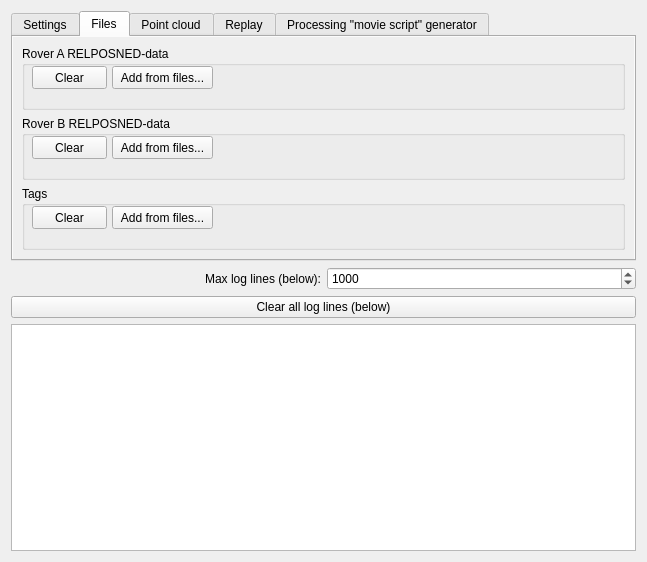
Above: postprocessform.ui from GNSS-Stylist/GNSS-Stylus before the change. Below: the same form after it.
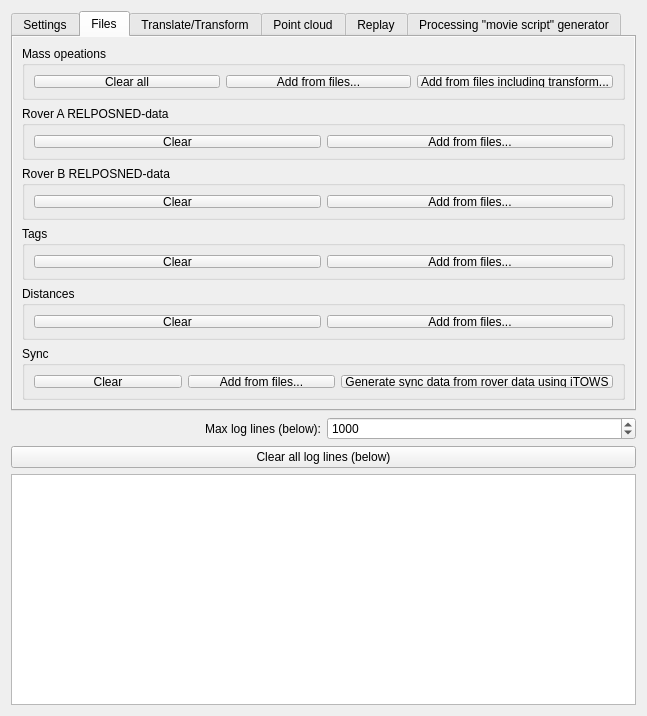
That is the form after the change. The open tabs and pages were chosen to show the change.

Commit message: Major changes to allow laser distance measurements and transformation matrix to be used

What changed in the file:
```diff
--- a/postprocessform.ui
+++ b/postprocessform.ui
@@ -7,7 +7,7 @@
     <x>0</x>
     <y>0</y>
     <width>647</width>
-    <height>562</height>
+    <height>716</height>
    </rect>
   </property>
   <property name="windowTitle">
@@ -17,7 +17,7 @@
    <item>
     <widget class="QTabWidget" name="tabWidget">
      <property name="sizePolicy">
-      <sizepolicy hsizetype="Expanding" vsizetype="Expanding">
+      <sizepolicy hsizetype="Expanding" vsizetype="MinimumExpanding">
        <horstretch>0</horstretch>
        <verstretch>0</verstretch>
       </sizepolicy>
@@ -31,7 +31,7 @@
      <property name="maximumSize">
       <size>
        <width>16777215</width>
-       <height>275</height>
+       <height>400</height>
       </size>
      </property>
      <property name="autoFillBackground">
@@ -234,7 +234,13 @@
        </property>
       </widget>
      </widget>
-     <widget class="QWidget" name="Files">
+     <widget class="QWidget" name="tab_Files">
+      <property name="minimumSize">
+       <size>
+        <width>0</width>
+        <height>350</height>
+       </size>
+      </property>
       <property name="autoFillBackground">
        <bool>true</bool>
       </property>
@@ -242,8 +248,74 @@
        <string>Files</string>
       </attribute>
       <layout class="QVBoxLayout" name="verticalLayout">
+       <item>
+        <widget class="QGroupBox" name="groupBox_MassOperations">
+         <property name="sizePolicy">
+          <sizepolicy hsizetype="Preferred" vsizetype="Minimum">
+           <horstretch>0</horstretch>
+           <verstretch>0</verstretch>
+          </sizepolicy>
+         </property>
+         <property name="maximumSize">
+          <size>
+           <width>16777215</width>
+           <height>16777215</height>
+          </size>
+         </property>
+         <property name="title">
+          <string>Mass opeations</string>
+         </property>
+         <layout class="QHBoxLayout" name="horizontalLayout_6">
+          <item>
+           <widget class="QPushButton" name="pushButton_ClearAllFileData">
+            <property name="sizePolicy">
+             <sizepolicy hsizetype="Minimum" vsizetype="Minimum">
+              <horstretch>0</horstretch>
+              <verstretch>0</verstretch>
+             </sizepolicy>
+            </property>
+            <property name="text">
+             <string>Clear all</string>
+            </property>
+           </widget>
+          </item>
+          <item>
+           <widget class="QPushButton" name="pushButton_AddAll">
+            <property name="sizePolicy">
+             <sizepolicy hsizetype="Minimum" vsizetype="Minimum">
+              <horstretch>0</horstretch>
+              <verstretch>0</verstretch>
+             </sizepolicy>
+            </property>
+            <property name="text">
+             <string>Add from files...</string>
+            </property>
+           </widget>
+          </item>
+          <item>
+           <widget class="QPushButton" name="pushButton_AddAllIncludingTransform">
+            <property name="sizePolicy">
+             <sizepolicy hsizetype="Minimum" vsizetype="Minimum">
+              <horstretch>0</horstretch>
+              <verstretch>0</verstretch>
+             </sizepolicy>
+            </property>
+            <property name="text">
+             <string>Add from files including transform...</string>
+            </property>
+           </widget>
+          </item>
+         </layout>
+        </widget>
+       </item>
        <item>
         <widget class="QGroupBox" name="groupBox_RELPOSNED_RoverA">
+         <property name="sizePolicy">
+          <sizepolicy hsizetype="Preferred" vsizetype="Minimum">
+           <horstretch>0</horstretch>
+           <verstretch>0</verstretch>
+          </sizepolicy>
+         </property>
          <property name="maximumSize">
           <size>
            <width>16777215</width>
@@ -253,36 +325,44 @@
          <property name="title">
           <string>Rover A RELPOSNED-data</string>
          </property>
-         <widget class="QPushButton" name="pushButton_ClearRELPOSNEDData_RoverA">
-          <property name="geometry">
-           <rect>
-            <x>10</x>
-            <y>20</y>
-            <width>75</width>
-            <height>23</height>
-           </rect>
-          </property>
-          <property name="text">
-           <string>Clear</string>
-          </property>
-         </widget>
-         <widget class="QPushButton" name="pushButton_AddRELPOSNEDData_RoverA">
-          <property name="geometry">
-           <rect>
-            <x>90</x>
-            <y>20</y>
-            <width>101</width>
-            <height>23</height>
-           </rect>
-          </property>
-          <property name="text">
-           <string>Add from files...</string>
-          </property>
-         </widget>
+         <layout class="QHBoxLayout" name="horizontalLayout_5">
+          <item>
+           <widget class="QPushButton" name="pushButton_ClearRELPOSNEDData_RoverA">
+            <property name="sizePolicy">
+             <sizepolicy hsizetype="Minimum" vsizetype="Minimum">
+              <horstretch>0</horstretch>
+              <verstretch>0</verstretch>
+             </sizepolicy>
+            </property>
+            <property name="text">
+             <string>Clear</string>
+            </property>
+           </widget>
+          </item>
+          <item>
+           <widget class="QPushButton" name="pushButton_AddRELPOSNEDData_RoverA">
+            <property name="sizePolicy">
+             <sizepolicy hsizetype="Minimum" vsizetype="Minimum">
+              <horstretch>0</horstretch>
+              <verstretch>0</verstretch>
+             </sizepolicy>
+            </property>
+            <property name="text">
+             <string>Add from files...</string>
+            </property>
+           </widget>
+          </item>
+         </layout>
         </widget>
        </item>
        <item>
         <widget class="QGroupBox" name="groupBox_RELPOSNED_RoverB">
+         <property name="sizePolicy">
+          <sizepolicy hsizetype="Preferred" vsizetype="Minimum">
+           <horstretch>0</horstretch>
+           <verstretch>0</verstretch>
+          </sizepolicy>
+         </property>
          <property name="maximumSize">
           <size>
            <width>16777215</width>
@@ -292,36 +372,44 @@
          <property name="title">
           <string>Rover B RELPOSNED-data</string>
          </property>
-         <widget class="QPushButton" name="pushButton_ClearRELPOSNEDData_RoverB">
-          <property name="geometry">
-           <rect>
-            <x>10</x>
-            <y>20</y>
-            <width>75</width>
-            <height>23</height>
-           </rect>
-          </property>
-          <property name="text">
-           <string>Clear</string>
-          </property>
-         </widget>
-         <widget class="QPushButton" name="pushButton_AddRELPOSNEDData_RoverB">
-          <property name="geometry">
-           <rect>
-            <x>90</x>
-            <y>20</y>
-            <width>101</width>
-            <height>23</height>
-           </rect>
-          </property>
-          <property name="text">
-           <string>Add from files...</string>
-          </property>
-         </widget>
+         <layout class="QHBoxLayout" name="horizontalLayout_4">
+          <item>
+           <widget class="QPushButton" name="pushButton_ClearRELPOSNEDData_RoverB">
+            <property name="sizePolicy">
+             <sizepolicy hsizetype="Minimum" vsizetype="Minimum">
+              <horstretch>0</horstretch>
+              <verstretch>0</verstretch>
+             </sizepolicy>
+            </property>
+            <property name="text">
+             <string>Clear</string>
+            </property>
+           </widget>
+          </item>
+          <item>
+           <widget class="QPushButton" name="pushButton_AddRELPOSNEDData_RoverB">
+            <property name="sizePolicy">
+             <sizepolicy hsizetype="Minimum" vsizetype="Minimum">
+              <horstretch>0</horstretch>
+              <verstretch>0</verstretch>
+             </sizepolicy>
+            </property>
+            <property name="text">
+             <string>Add from files...</string>
+            </property>
+           </widget>
+          </item>
+         </layout>
         </widget>
        </item>
        <item>
         <widget class="QGroupBox" name="groupBox_TagData">
+         <property name="sizePolicy">
+          <sizepolicy hsizetype="Preferred" vsizetype="Minimum">
+           <horstretch>0</horstretch>
+           <verstretch>0</verstretch>
+          </sizepolicy>
+         </property>
          <property name="maximumSize">
           <size>
            <width>16777215</width>
@@ -331,36 +419,473 @@
          <property name="title">
           <string>Tags</string>
          </property>
-         <widget class="QPushButton" name="pushButton_ClearTagData">
-          <property name="geometry">
-           <rect>
-            <x>10</x>
-            <y>20</y>
-            <width>75</width>
-            <height>23</height>
-           </rect>
-          </property>
-          <property name="text">
-           <string>Clear</string>
-          </property>
-         </widget>
-         <widget class="QPushButton" name="pushButton_AddTagData">
-          <property name="geometry">
-           <rect>
-            <x>90</x>
-            <y>20</y>
-            <width>101</width>
-            <height>23</height>
-           </rect>
-          </property>
-          <property name="text">
-           <string>Add from files...</string>
-          </property>
-         </widget>
+         <layout class="QHBoxLayout" name="horizontalLayout_3">
+          <item>
+           <widget class="QPushButton" name="pushButton_ClearTagData">
+            <property name="sizePolicy">
+             <sizepolicy hsizetype="Minimum" vsizetype="Minimum">
+              <horstretch>0</horstretch>
+              <verstretch>0</verstretch>
+             </sizepolicy>
+            </property>
+            <property name="text">
+             <string>Clear</string>
+            </property>
+           </widget>
+          </item>
+          <item>
+           <widget class="QPushButton" name="pushButton_AddTagData">
+            <property name="sizePolicy">
+             <sizepolicy hsizetype="Minimum" vsizetype="Minimum">
+              <horstretch>0</horstretch>
+              <verstretch>0</verstretch>
+             </sizepolicy>
+            </property>
+            <property name="text">
+             <string>Add from files...</string>
+            </property>
+           </widget>
+          </item>
+         </layout>
+        </widget>
+       </item>
+       <item>
+        <widget class="QGroupBox" name="groupBox_Distances">
+         <property name="sizePolicy">
+          <sizepolicy hsizetype="Preferred" vsizetype="Minimum">
+           <horstretch>0</horstretch>
+           <verstretch>0</verstretch>
+          </sizepolicy>
+         </property>
+         <property name="maximumSize">
+          <size>
+           <width>16777215</width>
+           <height>16777215</height>
+          </size>
+         </property>
+         <property name="title">
+          <string>Distances</string>
+         </property>
+         <layout class="QHBoxLayout" name="horizontalLayout_2">
+          <item>
+           <widget class="QPushButton" name="pushButton_ClearDistanceData">
+            <property name="sizePolicy">
+             <sizepolicy hsizetype="Minimum" vsizetype="Minimum">
+              <horstretch>0</horstretch>
+              <verstretch>0</verstretch>
+             </sizepolicy>
+            </property>
+            <property name="text">
+             <string>Clear</string>
+            </property>
+           </widget>
+          </item>
+          <item>
+           <widget class="QPushButton" name="pushButton_AddDistanceData">
+            <property name="sizePolicy">
+             <sizepolicy hsizetype="Minimum" vsizetype="Minimum">
+              <horstretch>0</horstretch>
+              <verstretch>0</verstretch>
+             </sizepolicy>
+            </property>
+            <property name="text">
+             <string>Add from files...</string>
+            </property>
+           </widget>
+          </item>
+         </layout>
+        </widget>
+       </item>
+       <item>
+        <widget class="QGroupBox" name="groupBox_Sync">
+         <property name="sizePolicy">
+          <sizepolicy hsizetype="Preferred" vsizetype="Minimum">
+           <horstretch>0</horstretch>
+           <verstretch>0</verstretch>
+          </sizepolicy>
+         </property>
+         <property name="maximumSize">
+          <size>
+           <width>16777215</width>
+           <height>16777215</height>
+          </size>
+         </property>
+         <property name="title">
+          <string>Sync</string>
+         </property>
+         <layout class="QHBoxLayout" name="horizontalLayout">
+          <item>
+           <widget class="QPushButton" name="pushButton_ClearSyncData">
+            <property name="sizePolicy">
+             <sizepolicy hsizetype="Minimum" vsizetype="Minimum">
+              <horstretch>0</horstretch>
+              <verstretch>0</verstretch>
+             </sizepolicy>
+            </property>
+            <property name="text">
+             <string>Clear</string>
+            </property>
+           </widget>
+          </item>
+          <item>
+           <widget class="QPushButton" name="pushButton_AddSyncData">
+            <property name="sizePolicy">
+             <sizepolicy hsizetype="Minimum" vsizetype="Minimum">
+              <horstretch>0</horstretch>
+              <verstretch>0</verstretch>
+             </sizepolicy>
+            </property>
+            <property name="text">
+             <string>Add from files...</string>
+            </property>
+           </widget>
+          </item>
+          <item>
+           <widget class="QPushButton" name="pushButton_GenerateSyncDataBasedOnITOWS">
+            <property name="sizePolicy">
+             <sizepolicy hsizetype="Minimum" vsizetype="Minimum">
+              <horstretch>0</horstretch>
+              <verstretch>0</verstretch>
+             </sizepolicy>
+            </property>
+            <property name="text">
+             <string>Generate sync data from rover data using iTOWS</string>
+            </property>
+           </widget>
+          </item>
+         </layout>
         </widget>
        </item>
       </layout>
      </widget>
+     <widget class="QWidget" name="tab_TranslateTransform">
+      <attribute name="title">
+       <string>Translate/Transform</string>
+      </attribute>
+      <widget class="QLabel" name="label_CameraPosition_2">
+       <property name="geometry">
+        <rect>
+         <x>10</x>
+         <y>10</y>
+         <width>291</width>
+         <height>20</height>
+        </rect>
+       </property>
+       <property name="text">
+        <string>Translation in NED-coordinates (before transformation):</string>
+       </property>
+       <property name="alignment">
+        <set>Qt::AlignRight|Qt::AlignTrailing|Qt::AlignVCenter</set>
+       </property>
+      </widget>
+      <widget class="QDoubleSpinBox" name="doubleSpinBox_Translation_E">
+       <property name="geometry">
+        <rect>
+         <x>410</x>
+         <y>10</y>
+         <width>91</width>
+         <height>22</height>
+        </rect>
+       </property>
+       <property name="decimals">
+        <number>3</number>
+       </property>
+       <property name="minimum">
+        <double>-10000.000000000000000</double>
+       </property>
+       <property name="maximum">
+        <double>10000.000000000000000</double>
+       </property>
+       <property name="singleStep">
+        <double>0.010000000000000</double>
+       </property>
+       <property name="value">
+        <double>0.000000000000000</double>
+       </property>
+      </widget>
+      <widget class="QDoubleSpinBox" name="doubleSpinBox_Translation_D">
+       <property name="geometry">
+        <rect>
+         <x>510</x>
+         <y>10</y>
+         <width>91</width>
+         <height>22</height>
+        </rect>
+       </property>
+       <property name="decimals">
+        <number>3</number>
+       </property>
+       <property name="minimum">
+        <double>-10000.000000000000000</double>
+       </property>
+       <property name="maximum">
+        <double>10000.000000000000000</double>
+       </property>
+       <property name="singleStep">
+        <double>0.010000000000000</double>
+       </property>
+       <property name="value">
+        <double>0.000000000000000</double>
+       </property>
+      </widget>
+      <widget class="QDoubleSpinBox" name="doubleSpinBox_Translation_N">
+       <property name="geometry">
+        <rect>
+         <x>310</x>
+         <y>10</y>
+         <width>91</width>
+         <height>22</height>
+        </rect>
+       </property>
+       <property name="decimals">
+        <number>3</number>
+       </property>
+       <property name="minimum">
+        <double>-10000.000000000000000</double>
+       </property>
+       <property name="maximum">
+        <double>10000.000000000000000</double>
+       </property>
+       <property name="singleStep">
+        <double>0.010000000000000</double>
+       </property>
+      </widget>
+      <widget class="QGroupBox" name="groupBox_TransformationMatrix">
+       <property name="geometry">
+        <rect>
+         <x>10</x>
+         <y>40</y>
+         <width>601</width>
+         <height>191</height>
+        </rect>
+       </property>
+       <property name="title">
+        <string>Transformation matrix</string>
+       </property>
+       <widget class="QTableWidget" name="tableWidget_TransformationMatrix">
+        <property name="geometry">
+         <rect>
+          <x>10</x>
+          <y>20</y>
+          <width>581</width>
+          <height>161</height>
+         </rect>
+        </property>
+        <property name="alternatingRowColors">
+         <bool>false</bool>
+        </property>
+        <property name="wordWrap">
+         <bool>false</bool>
+        </property>
+        <property name="cornerButtonEnabled">
+         <bool>true</bool>
+        </property>
+        <property name="rowCount">
+         <number>4</number>
+        </property>
+        <property name="columnCount">
+         <number>4</number>
+        </property>
+        <attribute name="horizontalHeaderCascadingSectionResizes">
+         <bool>false</bool>
+        </attribute>
+        <attribute name="horizontalHeaderDefaultSectionSize">
+         <number>130</number>
+        </attribute>
+        <attribute name="horizontalHeaderStretchLastSection">
+         <bool>false</bool>
+        </attribute>
+        <attribute name="verticalHeaderCascadingSectionResizes">
+         <bool>false</bool>
+        </attribute>
+        <row>
+         <property name="text">
+          <string>X</string>
+         </property>
+        </row>
+        <row>
+         <property name="text">
+          <string>Y</string>
+         </property>
+        </row>
+        <row>
+         <property name="text">
+          <string>Z</string>
+         </property>
+        </row>
+        <row>
+         <property name="text">
+          <string/>
+         </property>
+        </row>
+        <column>
+         <property name="text">
+          <string>N</string>
+         </property>
+        </column>
+        <column>
+         <property name="text">
+          <string>E</string>
+         </property>
+        </column>
+        <column>
+         <property name="text">
+          <string>D</string>
+         </property>
+        </column>
+        <column>
+         <property name="text">
+          <string>Tr (XYZ)</string>
+         </property>
+        </column>
+        <item row="0" column="0">
+         <property name="text">
+          <string>1</string>
+         </property>
+        </item>
+        <item row="0" column="1">
+         <property name="text">
+          <string>0</string>
+         </property>
+        </item>
+        <item row="0" column="2">
+         <property name="text">
+          <string>0</string>
+         </property>
+        </item>
+        <item row="0" column="3">
+         <property name="text">
+          <string>0</string>
+         </property>
+        </item>
+        <item row="1" column="0">
+         <property name="text">
+          <string>0</string>
+         </property>
+        </item>
+        <item row="1" column="1">
+         <property name="text">
+          <string>1</string>
+         </property>
+        </item>
+        <item row="1" column="2">
+         <property name="text">
+          <string>0</string>
+         </property>
+        </item>
+        <item row="1" column="3">
+         <property name="text">
+          <string>0</string>
+         </property>
+        </item>
+        <item row="2" column="0">
+         <property name="text">
+          <string>0</string>
+         </property>
+        </item>
+        <item row="2" column="1">
+         <property name="text">
+          <string>0</string>
+         </property>
+        </item>
+        <item row="2" column="2">
+         <property name="text">
+          <string>1</string>
+         </property>
+        </item>
+        <item row="2" column="3">
+         <property name="text">
+          <string>0</string>
+         </property>
+        </item>
+        <item row="3" column="0">
+         <property name="text">
+          <string>0</string>
+         </property>
+        </item>
+        <item row="3" column="1">
+         <property name="text">
+          <string>0</string>
+         </property>
+        </item>
+        <item row="3" column="2">
+         <property name="text">
+          <string>0</string>
+         </property>
+        </item>
+        <item row="3" column="3">
+         <property name="text">
+          <string>1</string>
+         </property>
+        </item>
+       </widget>
+      </widget>
+      <widget class="QPushButton" name="pushButton_LoadTransformation">
+       <property name="geometry">
+        <rect>
+         <x>10</x>
+         <y>240</y>
+         <width>111</width>
+         <height>23</height>
+        </rect>
+       </property>
+       <property name="text">
+        <string>Load from file...</string>
+       </property>
+      </widget>
+      <widget class="QPushButton" name="pushButton_SaveTransformation">
+       <property name="geometry">
+        <rect>
+         <x>130</x>
+         <y>240</y>
+         <width>111</width>
+         <height>23</height>
+        </rect>
+       </property>
+       <property name="text">
+        <string>Save to file...</string>
+       </property>
+      </widget>
+      <widget class="QLabel" name="label_Preset">
+       <property name="geometry">
+        <rect>
+         <x>10</x>
+         <y>280</y>
+         <width>51</width>
+         <height>20</height>
+        </rect>
+       </property>
+       <property name="text">
+        <string>Preset:</string>
+       </property>
+       <property name="alignment">
+        <set>Qt::AlignRight|Qt::AlignTrailing|Qt::AlignVCenter</set>
+       </property>
+      </widget>
+      <widget class="QComboBox" name="comboBox_Presets">
+       <property name="geometry">
+        <rect>
+         <x>70</x>
+         <y>280</y>
+         <width>431</width>
+         <height>22</height>
+        </rect>
+       </property>
+      </widget>
+      <widget class="QPushButton" name="pushButton_Preset">
+       <property name="geometry">
+        <rect>
+         <x>510</x>
+         <y>280</y>
+         <width>101</width>
+         <height>23</height>
+        </rect>
+       </property>
+       <property name="text">
+        <string>Use</string>
+       </property>
+      </widget>
+     </widget>
      <widget class="QWidget" name="tab_PointCloud">
       <property name="autoFillBackground">
        <bool>true</bool>
```
Left out of the diff: 296 changed lines with no effect on the pictures. The commit also changes 15 other files.
